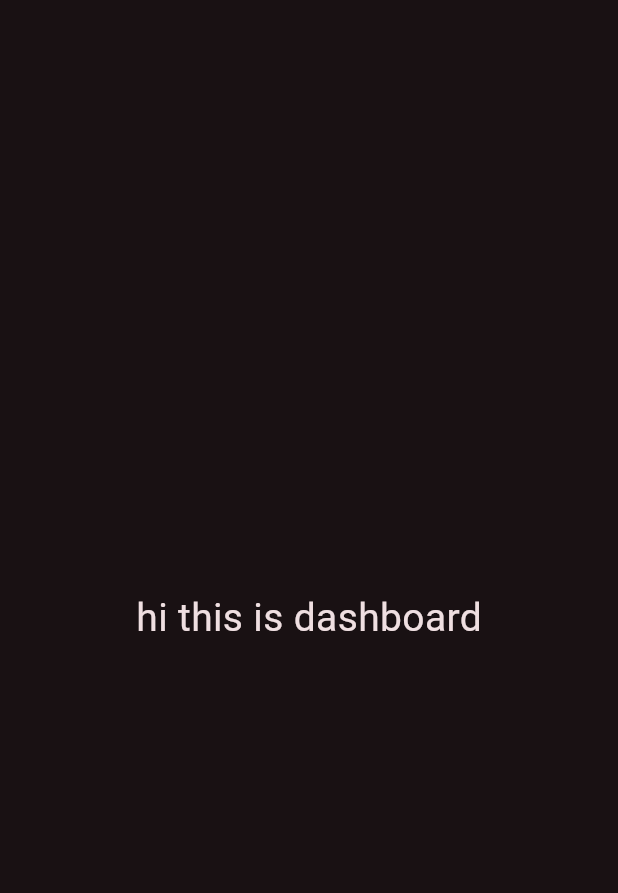
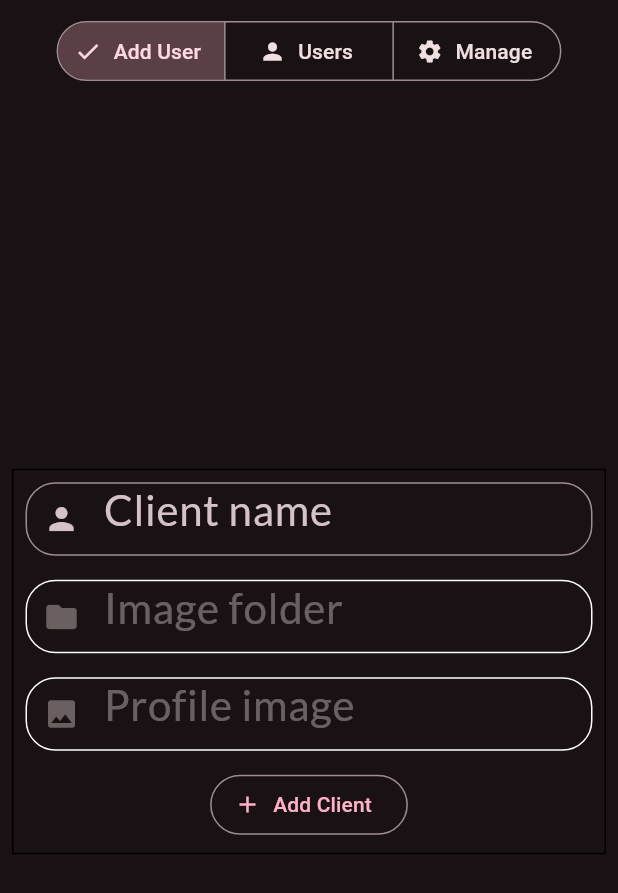
Before and after one commit to mesafntzewdu/photoProject, a Flutter app: the screen it shows after launch, on a phone screen of 412 x 824 dp. Shown: the top 893 px of the screen. Run offline on Flutter 3.47's test engine with Material 3 defaults, Android fonts, the phone set to English and light mode, and no system bars; our stand-ins replace file_picker, google_fonts; missing offline and left inert: window_manager; Roboto replaces fonts that are missing (Aboreto).

Commit message:
users completed

```diff
--- /dev/null
+++ b/lib/component/segmented_button.dart
@@ -0,0 +1,43 @@
+import 'package:flutter/material.dart';
+
+class SegmentedButtons extends StatefulWidget {
+  SegmentedButtons({super.key, required this.getScreen});
+  Function(String num) getScreen;
+  @override
+  State<SegmentedButtons> createState() => _SegmentedButtonsState();
+}
+
+class _SegmentedButtonsState extends State<SegmentedButtons> {
+  var _default = '1';
+  @override
+  Widget build(BuildContext context) {
+    return  SegmentedButton(
+      segments: const <ButtonSegment<String>>[
+        ButtonSegment(
+          value: '1',
+          label: Text('Add User'),
+          icon: Icon(Icons.add),
+        ),
+        ButtonSegment(
+          value: '2',
+          label: Text('Users'),
+          icon: Icon(Icons.person),
+        ),
+        ButtonSegment(
+          value: '3',
+          label: Text('Manage'),
+          icon: Icon(Icons.settings),
+        ),
+      ],
+      selected: <String>{_default},
+      onSelectionChanged: (selected) {
+        setState(
+          () {
+            _default = selected.first;
+            widget.getScreen(selected.first);
+          },
+        );
+      },
+    );
+  }
+}
--- /dev/null
+++ b/lib/component/text_field.dart
@@ -0,0 +1,45 @@
+import 'package:flutter/material.dart';
+
+class TextFields extends StatelessWidget {
+  TextFields(
+      {super.key,
+      required this.disabled,
+      required this.hintText,
+      required this.onTap,
+      required this.icon,
+      required this.cursorStyle});
+  bool disabled;
+  String hintText;
+  IconData icon;
+  Function() onTap;
+  MouseCursor cursorStyle;
+  @override
+  Widget build(BuildContext context) {
+    return Padding(
+      padding: const EdgeInsets.all(8.0),
+      child: SizedBox(
+        height: 49,
+        child: TextField(
+          textCapitalization: TextCapitalization.none,
+          cursorHeight: 40,
+          mouseCursor: cursorStyle,
+          onTap: onTap,
+          enabled: disabled,
+          decoration: InputDecoration(
+            disabledBorder: OutlineInputBorder(
+              borderRadius: BorderRadius.circular(20),
+              borderSide: const BorderSide(
+                color: Colors.white,
+              ),
+            ),
+            border: OutlineInputBorder(
+              borderRadius: BorderRadius.circular(20),
+            ),
+            hintText: hintText,
+            prefixIcon: Icon(icon),
+          ),
+        ),
+      ),
+    );
+  }
+}
--- /dev/null
+++ b/lib/screen/add_user.dart
@@ -0,0 +1,63 @@
+import 'package:file_picker/file_picker.dart';
+import 'package:flutter/material.dart';
+import 'package:photo/component/text_field.dart';
+import 'package:photo/utils/file_picker.dart';
+
+class AddUser extends StatelessWidget {
+  const AddUser({super.key});
+
+  @override
+  Widget build(BuildContext context) {
+    return Padding(
+      padding: EdgeInsets.all(8.0),
+      child: Scaffold(
+        body: Center(
+          child: Column(
+            mainAxisAlignment: MainAxisAlignment.center,
+            children: [
+              Container(
+                width: 600,
+                decoration:
+                    BoxDecoration(border: Border.all(color: Colors.black)),
+                child: Column(
+                  children: [
+                    TextFields(
+                      disabled: true,
+                      hintText: 'Client name',
+                      onTap: () {},
+                      icon: Icons.person,
+                      cursorStyle: SystemMouseCursors.alias,
+                    ),
+                    TextFields(
+                      disabled: false,
+                      hintText: 'Image folder',
+                      onTap: () {},
+                      icon: Icons.folder,
+                      cursorStyle: SystemMouseCursors.click,
+                    ),
+                    TextFields(
+                      disabled: false,
+                      hintText: 'Profile image',
+                      onTap: () {},
+                      icon: Icons.image,
+                      cursorStyle: SystemMouseCursors.click,
+                    ),
+                    Padding(
+                      padding: const EdgeInsets.only(bottom: 8.0, top: 4),
+                      child: OutlinedButton.icon(
+                          onPressed: () {
+                            FilePickers().filePicker();
+                          },
+                          icon: Icon(Icons.add),
+                          label: Text('Add Client')),
+                    )
+                  ],
+                ),
+              )
+            ],
+          ),
+        ),
+      ),
+    );
+  }
+}
--- a/lib/screen/dashboard.dart
+++ b/lib/screen/dashboard.dart
@@ -1,13 +1,55 @@
 import 'package:flutter/material.dart';
+import 'package:photo/component/segmented_button.dart';
+import 'package:photo/screen/add_user.dart';
+import 'package:photo/screen/manage.dart';
+import 'package:photo/screen/users.dart';
 
-class Dashboard extends StatelessWidget {
+class Dashboard extends StatefulWidget {
   const Dashboard({super.key});
 
   @override
+  State<Dashboard> createState() => _DashboardState();
+}
+
+class _DashboardState extends State<Dashboard> {
+  Widget selectedScreen = AddUser();
+
+  void getScreen(String x) {
+    switch (x) {
+      case '1':
+        setState(() {
+          selectedScreen = AddUser();
+        });
+        break;
+      case '2':
+        setState(() {
+          selectedScreen = Users();
+        });
+        break;
+      case '3':
+        setState(() {
+          selectedScreen = ManageUser();
+        });
+        break;
+    }
+  }
+
+  @override
   Widget build(BuildContext context) {
-    return const Scaffold(
-      body: Center(
-        child: Text('hi this is dashboard'),
+    return Scaffold(
+      body: Column(
+        children: [
+          const SizedBox(
+            height: 10,
+          ),
+          Center(
+            child: SegmentedButtons(
+              getScreen: (val) => getScreen(val),
+            ),
+          ),
+          //The other pages are loaded in here
+          Expanded(child: selectedScreen)
+        ],
       ),
     );
   }
--- a/lib/theme/theme.dart
+++ b/lib/theme/theme.dart
@@ -6,27 +6,27 @@ ThemeData darkTheme = ThemeData(
       seedColor: Colors.black12, brightness: Brightness.dark),
   textTheme: TextTheme(
     titleLarge: TextStyle(
-      fontFamily: GoogleFonts.aboreto().fontFamily,
+      fontFamily: GoogleFonts.lato().fontFamily,
       fontSize: 28,
     ),
     titleMedium: TextStyle(
-      fontFamily: GoogleFonts.aboreto().fontFamily,
+      fontFamily: GoogleFonts.lato().fontFamily,
       fontSize: 24,
     ),
     titleSmall: TextStyle(
-      fontFamily: GoogleFonts.aboreto().fontFamily,
+      fontFamily: GoogleFonts.lato().fontFamily,
       fontSize: 20,
     ),
     bodyLarge: TextStyle(
-      fontFamily: GoogleFonts.aboreto().fontFamily,
+      fontFamily: GoogleFonts.lato().fontFamily,
       fontSize: 28,
     ),
     bodyMedium: TextStyle(
-      fontFamily: GoogleFonts.aboreto().fontFamily,
+      fontFamily: GoogleFonts.lato().fontFamily,
       fontSize: 26,
     ),
     bodySmall: TextStyle(
-      fontFamily: GoogleFonts.aboreto().fontFamily,
+      fontFamily: GoogleFonts.lato().fontFamily,
       fontSize: 24,
     ),
   ),
--- a/pubspec.yaml
+++ b/pubspec.yaml
@@ -36,6 +36,8 @@ dependencies:
   # Use with the CupertinoIcons class for iOS style icons.
   cupertino_icons: ^1.0.6
   google_fonts: ^6.2.1
+  window_manager: ^0.3.8
+  file_picker: ^8.0.3
 
 dev_dependencies:
   flutter_test:
```
Also changed, not shown: lib/component/card.dart (added, +92 -0 lines), lib/main.dart (+17 -3 lines), lib/screen/manage.dart (added, +14 -0 lines), lib/screen/users.dart (added, +22 -0 lines), lib/utils/file_picker.dart (added, +11 -0 lines), pubspec.lock, 5 other files.
